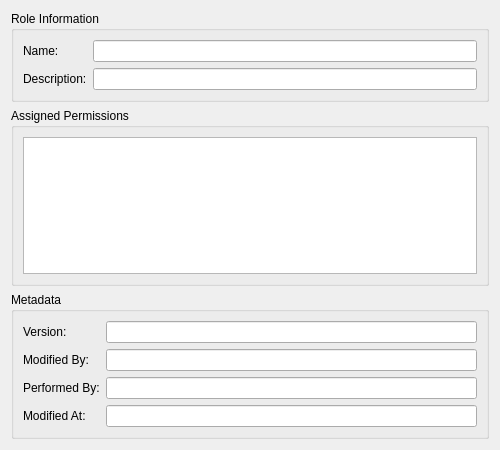
OreStudio/OreStudio, file projects/ores.qt/ui/RoleDetailDialog.ui: the form before one commit.
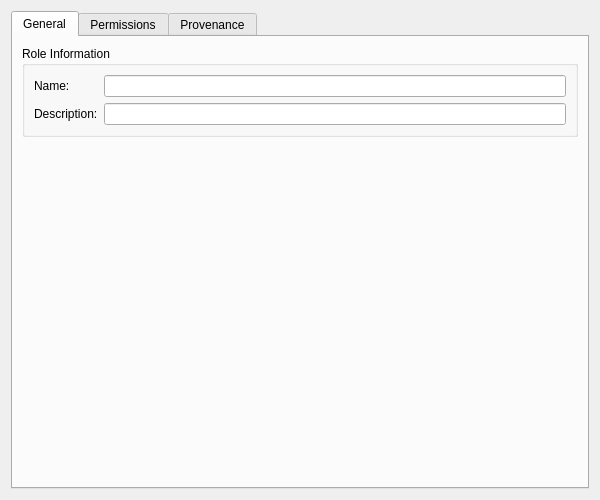
The form after the commit. Custom widgets are drawn as their Qt base class.

```diff
--- a/projects/ores.qt/ui/RoleDetailDialog.ui
+++ b/projects/ores.qt/ui/RoleDetailDialog.ui
@@ -6,10 +6,16 @@
    <rect>
     <x>0</x>
     <y>0</y>
-    <width>500</width>
-    <height>450</height>
+    <width>600</width>
+    <height>500</height>
    </rect>
   </property>
+  <property name="minimumSize">
+   <size>
+    <width>600</width>
+    <height>500</height>
+   </size>
+  </property>
   <property name="sizePolicy">
    <sizepolicy hsizetype="Preferred" vsizetype="Preferred">
     <horstretch>0</horstretch>
@@ -21,6 +27,12 @@
   </property>
   <layout class="QVBoxLayout" name="verticalLayout">
    <item>
+    <widget class="QTabWidget" name="tabWidget">
+     <property name="currentIndex"><number>0</number></property>
+     <widget class="QWidget" name="generalTab">
+      <attribute name="title"><string>General</string></attribute>
+      <layout class="QVBoxLayout" name="generalLayout">
+       <item>
     <widget class="QGroupBox" name="roleInfoGroup">
      <property name="title">
       <string>Role Information</string>
@@ -58,11 +70,29 @@
     </widget>
    </item>
    <item>
+        <spacer name="verticalSpacer">
+         <property name="orientation">
+          <enum>Qt::Vertical</enum>
+         </property>
+         <property name="sizeHint" stdset="0">
+          <size>
+           <width>20</width>
+           <height>40</height>
+          </size>
+         </property>
+        </spacer>
+       </item>
+      </layout>
+     </widget>
+     <widget class="QWidget" name="permissionsTab">
+      <attribute name="title"><string>Permissions</string></attribute>
+      <layout class="QVBoxLayout" name="permissionsLayout">
+       <item>
     <widget class="QGroupBox" name="permissionsGroup">
      <property name="title">
       <string>Assigned Permissions</string>
      </property>
-     <layout class="QVBoxLayout" name="permissionsLayout">
+         <layout class="QVBoxLayout" name="permissionsGroupLayout">
       <item>
        <widget class="QListWidget" name="permissionsList">
         <property name="alternatingRowColors">
@@ -76,74 +106,27 @@
      </layout>
     </widget>
    </item>
+      </layout>
+     </widget>
+     <widget class="QWidget" name="provenanceTab">
+      <attribute name="title"><string>Provenance</string></attribute>
+      <layout class="QVBoxLayout" name="provenanceTabLayout">
    <item>
-    <widget class="QGroupBox" name="metadataGroup">
-     <property name="title">
-      <string>Metadata</string>
-     </property>
-     <layout class="QFormLayout" name="formLayout_2">
-      <item row="0" column="0">
-       <widget class="QLabel" name="labelVersion">
-        <property name="text">
-         <string>Version:</string>
-        </property>
-       </widget>
-      </item>
-      <item row="0" column="1">
-       <widget class="QLineEdit" name="versionEdit">
-        <property name="readOnly">
-         <bool>true</bool>
-        </property>
-       </widget>
-      </item>
-      <item row="1" column="0">
-       <widget class="QLabel" name="labelModifiedBy">
-        <property name="text">
-         <string>Modified By:</string>
-        </property>
-       </widget>
-      </item>
-      <item row="1" column="1">
-       <widget class="QLineEdit" name="modifiedByEdit">
-        <property name="readOnly">
-         <bool>true</bool>
-        </property>
-       </widget>
-      </item>
-      <item row="2" column="0">
-       <widget class="QLabel" name="labelPerformedBy">
-        <property name="text">
-         <string>Performed By:</string>
-        </property>
-       </widget>
-      </item>
-      <item row="2" column="1">
-       <widget class="QLineEdit" name="performedByEdit">
-        <property name="readOnly">
-         <bool>true</bool>
-        </property>
-       </widget>
-      </item>
-
-      <item row="3" column="0">
-       <widget class="QLabel" name="labelModifiedAt">
-        <property name="text">
-         <string>Modified At:</string>
-        </property>
-       </widget>
-      </item>
-      <item row="3" column="1">
-       <widget class="QLineEdit" name="modifiedAtEdit">
-        <property name="readOnly">
-         <bool>true</bool>
-        </property>
-       </widget>
-      </item>
-     </layout>
-    </widget>
-   </item>
-  </layout>
- </widget>
+        <widget class="ores::qt::ProvenanceWidget" name="provenanceWidget" native="true"/>
+       </item>
+      </layout>
+     </widget>
+    </widget>
+   </item>
+  </layout>
+ </widget>
+ <customwidgets>
+  <customwidget>
+   <class>ores::qt::ProvenanceWidget</class>
+   <extends>QWidget</extends>
+   <header>ores.qt/ProvenanceWidget.hpp</header>
+  </customwidget>
+ </customwidgets>
  <resources/>
  <connections/>
 </ui>
```
Lines whose indentation alone changed are shown as unchanged.
